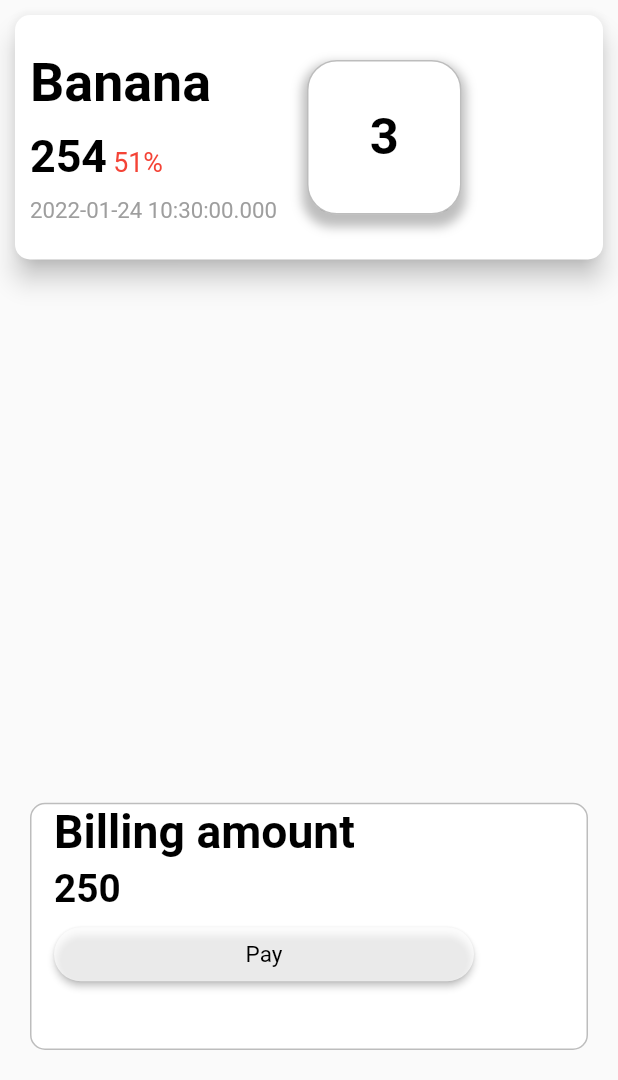
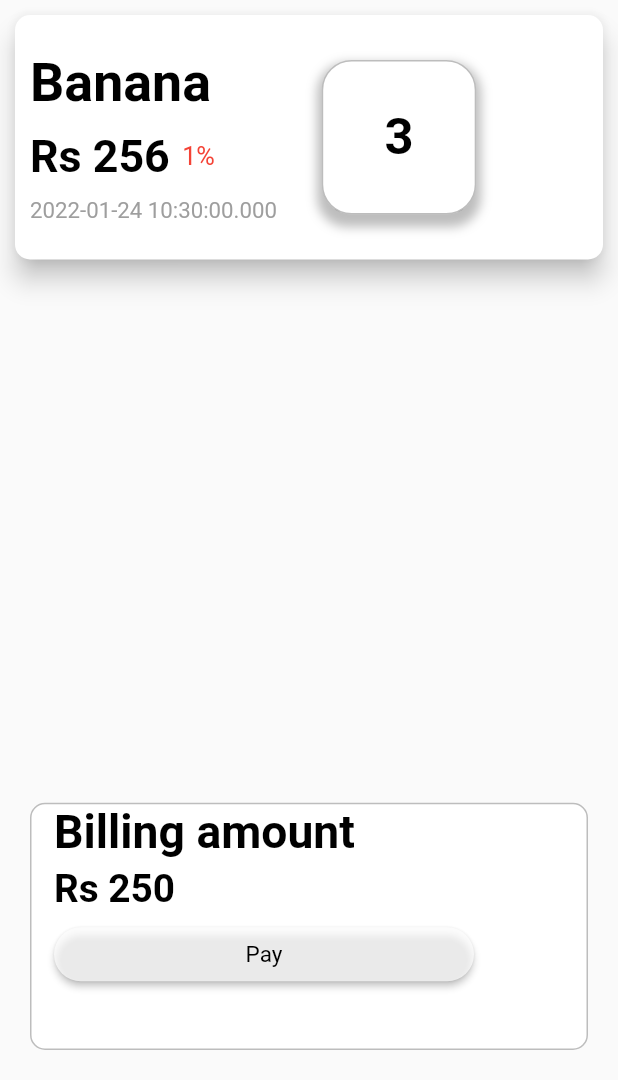
Before and after one commit to Earthknight/OP-Inventory-Billing-app, a Flutter app: the screen it shows after launch, tab 2 chosen, after a tap on "Pay", on a phone screen of 412 x 824 dp, the part 156-1236 px from its top. Run offline on Flutter 3.47's test engine with Material 2 defaults, Android fonts, the phone set to English and light mode, and no system bars; our stand-ins replace qr_flutter; missing offline and left inert: horizontal_data_table; network calls fail; Roboto replaces fonts that are missing (Georgia).

Commit message:
added billingid counter

```diff
--- a/OP_Inventory_Billing_App/lib/screens/billing_screen.dart
+++ b/OP_Inventory_Billing_App/lib/screens/billing_screen.dart
@@ -9,8 +9,8 @@ class BillingScreen extends StatefulWidget {
   _BillingState createState() => _BillingState();
 }
 String name = 'Banana';
-int cost = 254;
-int discount = 51;
+int cost = 256;
+int discount = 1;
 String time = DateTime.now().toString();
 int items = 3;
 class _BillingState extends State<BillingScreen> {
--- a/OP_Inventory_Billing_App/lib/widgets/billing_card.dart
+++ b/OP_Inventory_Billing_App/lib/widgets/billing_card.dart
@@ -32,10 +32,10 @@ class BillingCard extends StatelessWidget {
                 ),
                 Row(
                   children:  [
-                    MyText(text: cost.toString(),size: 14,fontColor: Colors.black,fontWeight: FontWeight.bold,),
+                    MyText(text: "Rs " + cost.toString(),size: 14,fontColor: Colors.black,fontWeight: FontWeight.bold,),
                        Padding(
-                      padding: EdgeInsets.only(top: 0.01 * h,left: 0.01 * w),
-                      child: MyText(text: discount.toString() + "%",size: 2,fontColor: Colors.red),
+                      padding: EdgeInsets.only(top: 0.00 * h,left: 0.02 * w),
+                      child: MyText(text: discount.toString() + "%",size: 1,fontColor: Colors.red),
                     ),
                   ],
                 ),
@@ -44,6 +44,9 @@ class BillingCard extends StatelessWidget {
                   height: 10,
                 ),MyText(text: time,size: -1,fontColor: Colors.grey),
               ],
+            ),
+            SizedBox(
+              width: w/42,
             ),
             Container(
               height: h/8,
--- a/OP_Inventory_Billing_App/lib/widgets/payement_card.dart
+++ b/OP_Inventory_Billing_App/lib/widgets/payement_card.dart
@@ -16,10 +16,11 @@ class PayementCard extends StatelessWidget {
     var list = List.generate(50, (index) => index + 1)..shuffle();
     return list.take(5).join('');
   }
-  String get BillingId {
-    var list = List.generate(50, (index) => index + 1);
-    String BillingIdlist = list.take(1).join('');
-    String BillingIdpad = BillingIdlist.padLeft(5, '0');
+  int a = 1;
+  List l = [];
+  String  get BillingId {
+    String BillingIdpad = a.toString().padLeft(5,'0');
+    print(BillingIdpad);
     return BillingIdpad;
   }
   Future<void> insertData() async {
@@ -39,14 +40,14 @@ class PayementCard extends StatelessWidget {
      }else{
        print('error');
      }
-
   }
   @override
   Widget build(BuildContext context) {
     var size = MediaQuery.of(context).size;
     var h = size.height;
     var w = size.width;
-    return Container(
+    return Center(
+      child: Container(
         padding: EdgeInsets.only(left: 15),
         height: h/5,
         width: double.infinity,
@@ -65,7 +66,7 @@ class PayementCard extends StatelessWidget {
             const SizedBox(
               height: 5,
             ),
-           MyText(text: total.toString(),size: 10,fontColor: Colors.black,fontWeight: FontWeight.bold,),
+             MyText(text: "Rs " + total.toString(),size: 10,fontColor: Colors.black,fontWeight: FontWeight.bold,),
             const SizedBox(
               height: 5,
             ),
@@ -80,11 +81,13 @@ class PayementCard extends StatelessWidget {
               ),
                 onPressed: () {
                    insertData();
+                   a++;
                 },
               ),
             )
           ],
         ),
+      ),
     );
   }
 }
```
Lines whose indentation alone changed are shown as unchanged.
